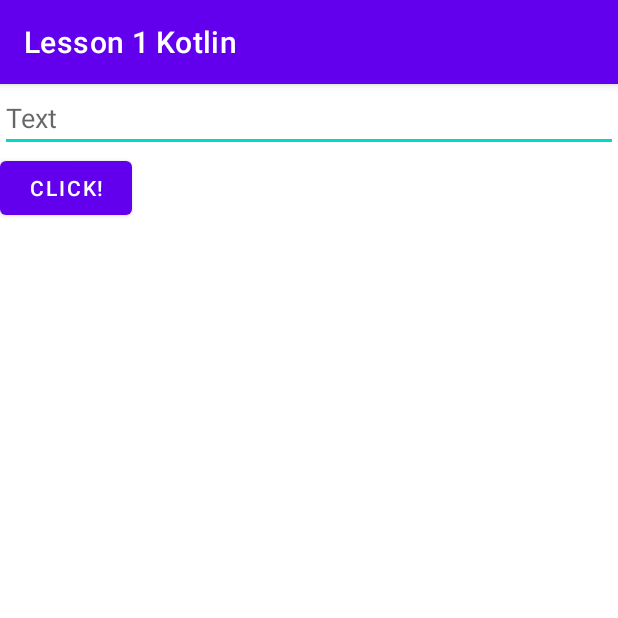
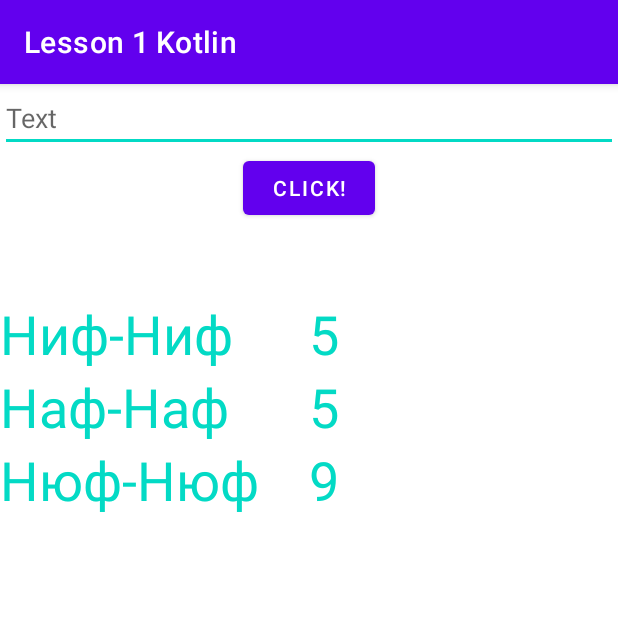
Before and after one commit to neqelovek/Lesson1Kotlin, an Android app: the screen it shows after launch (MainActivity), on a phone screen of 412 x 824 dp, the top half of it. Run offline under Robolectric (Android 15) with nearby library versions, the phone set to English and light mode, and no system bars.

Commit message:
finish lesson1

```diff
--- a/app/src/main/java/ru/gb/lesson1kotlin/MainActivity.kt
+++ b/app/src/main/java/ru/gb/lesson1kotlin/MainActivity.kt
@@ -5,17 +5,34 @@ import android.os.Bundle
 import android.widget.Button
 import android.widget.EditText
 import android.widget.TextView
-import ru.gb.lesson1kotlin.R
 
 class MainActivity : AppCompatActivity() {
     override fun onCreate(savedInstanceState: Bundle?) {
         super.onCreate(savedInstanceState)
         setContentView(R.layout.activity_main)
 
-        val text: TextView = findViewById(R.id.text)
         val enterText: EditText = findViewById(R.id.enter_text)
         val button: Button = findViewById(R.id.button_click)
+        val textOutput: TextView = findViewById(R.id.textOutput)
+        val onePigNickname: TextView = findViewById(R.id.onePigNickname)
+        val onePigWeight: TextView = findViewById(R.id.onePigWeight)
+        val twoPigNickname: TextView = findViewById(R.id.twoPigNickname)
+        val twoPigWeight: TextView = findViewById(R.id.twoPigWeight)
+        val threePigNickname: TextView = findViewById(R.id.threePigNickname)
+        val threePigWeight: TextView = findViewById(R.id.threePigWeight)
 
-        button.setOnClickListener { text.text = enterText.text }
+        button.setOnClickListener { textOutput.text = enterText.text }
+
+        val pig = Pigs()
+        val pig2 = pig.copy(name = "Наф-Наф")
+
+        onePigNickname.text = pig.name
+        onePigWeight.text = pig.weight.toString()
+
+        twoPigNickname.text = pig2.name
+        twoPigWeight.text = pig2.weight.toString()
+
+        threePigNickname.text = NewPigs.pig3.name
+        threePigWeight.text = NewPigs.pig3.weight.toString()
     }
 }
--- /dev/null
+++ b/app/src/main/java/ru/gb/lesson1kotlin/NewPigs.kt
@@ -0,0 +1,7 @@
+package ru.gb.lesson1kotlin
+
+object NewPigs {
+    val pig = Pigs()
+
+    val pig3 = pig.copy(name = "Нюф-Нюф", weight = 9)
+}
--- /dev/null
+++ b/app/src/main/java/ru/gb/lesson1kotlin/Pigs.kt
@@ -0,0 +1,5 @@
+package ru.gb.lesson1kotlin
+
+data class Pigs(
+    var name: String = "Ниф-Ниф", var weight: Int = 5
+)
--- a/app/src/main/res/layout/activity_main.xml
+++ b/app/src/main/res/layout/activity_main.xml
@@ -19,19 +19,86 @@
         android:id="@+id/button_click"
         android:layout_width="wrap_content"
         android:layout_height="wrap_content"
+        android:layout_gravity="center"
         android:text="@string/click" />
 
 
     <TextView
-        android:id="@+id/text"
+        android:id="@+id/textOutput"
         android:layout_width="match_parent"
-        android:layout_height="match_parent"
+        android:layout_height="wrap_content"
         android:gravity="center"
-        android:textColor="@color/teal_200"
-        android:textSize="36sp"
-        app:layout_constraintBottom_toBottomOf="parent"
-        app:layout_constraintLeft_toLeftOf="parent"
-        app:layout_constraintRight_toRightOf="parent"
-        app:layout_constraintTop_toTopOf="parent" />
+        android:textColor="@color/teal_700"
+        android:textSize="@dimen/textSize" />
+
+    <LinearLayout
+        android:layout_width="match_parent"
+        android:layout_height="wrap_content"
+        android:orientation="horizontal">
+
+        <TextView
+            android:id="@+id/onePigNickname"
+            android:layout_width="match_parent"
+            android:layout_height="wrap_content"
+            android:layout_weight="1"
+            android:textColor="@color/teal_200"
+            android:textSize="@dimen/textSize"
+            app:layout_constraintBottom_toBottomOf="parent"
+            app:layout_constraintLeft_toLeftOf="parent"
+            app:layout_constraintRight_toRightOf="parent"
+            app:layout_constraintTop_toTopOf="parent" />
+
+        <TextView
+            android:id="@+id/onePigWeight"
+            android:layout_width="match_parent"
+            android:layout_height="wrap_content"
+            android:layout_weight="1"
+            android:textColor="@color/teal_200"
+            android:textSize="@dimen/textSize" />
+    </LinearLayout>
+
+    <LinearLayout
+        android:layout_width="match_parent"
+        android:layout_height="wrap_content"
+        android:orientation="horizontal">
+
+        <TextView
+            android:id="@+id/twoPigNickname"
+            android:layout_width="match_parent"
+            android:layout_height="wrap_content"
+            android:layout_weight="1"
+            android:textColor="@color/teal_200"
+            android:textSize="@dimen/textSize" />
+
+        <TextView
+            android:id="@+id/twoPigWeight"
+            android:layout_width="match_parent"
+            android:layout_height="wrap_content"
+            android:layout_weight="1"
+            android:textColor="@color/teal_200"
+            android:textSize="@dimen/textSize" />
+    </LinearLayout>
+
+    <LinearLayout
+        android:layout_width="match_parent"
+        android:layout_height="wrap_content"
+        android:orientation="horizontal">
+
+        <TextView
+            android:id="@+id/threePigNickname"
+            android:layout_width="match_parent"
+            android:layout_height="wrap_content"
+            android:layout_weight="1"
+            android:textColor="@color/teal_200"
+            android:textSize="@dimen/textSize" />
+
+        <TextView
+            android:id="@+id/threePigWeight"
+            android:layout_width="match_parent"
+            android:layout_height="wrap_content"
+            android:layout_weight="1"
+            android:textColor="@color/teal_200"
+            android:textSize="@dimen/textSize" />
+    </LinearLayout>
 
 </LinearLayout>
--- /dev/null
+++ b/app/src/main/res/values/dimens.xml
@@ -0,0 +1,4 @@
+<?xml version="1.0" encoding="utf-8"?>
+<resources>
+    <dimen name="textSize">36sp</dimen>
+</resources>
```
